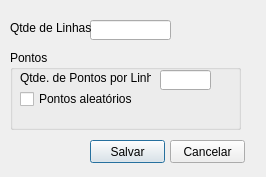
Before: the Qt Designer form forms/configurarGradeDePontos.ui in lucassimao/Simulacao-Estereologica, drawn with Qt 5.
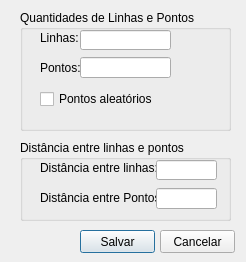
After: the same form once the commit is applied.

Commit message: A grade esta contida no plano de corte, portando ela foi movida para la

The edit to the form file:
```diff
--- a/forms/configurarGradeDePontos.ui
+++ b/forms/configurarGradeDePontos.ui
@@ -6,8 +6,8 @@
    <rect>
     <x>0</x>
     <y>0</y>
-    <width>266</width>
-    <height>177</height>
+    <width>246</width>
+    <height>262</height>
    </rect>
   </property>
   <property name="windowTitle">
@@ -19,8 +19,8 @@
   <widget class="QPushButton" name="btnSalvar">
    <property name="geometry">
     <rect>
-     <x>90</x>
-     <y>140</y>
+     <x>80</x>
+     <y>230</y>
      <width>75</width>
      <height>23</height>
     </rect>
@@ -32,8 +32,8 @@
   <widget class="QPushButton" name="btnCancelar">
    <property name="geometry">
     <rect>
-     <x>170</x>
-     <y>140</y>
+     <x>160</x>
+     <y>230</y>
      <width>75</width>
      <height>23</height>
     </rect>
@@ -42,69 +42,46 @@
     <string>Cancelar</string>
    </property>
   </widget>
-  <widget class="QLineEdit" name="textQtdeLinhas">
-   <property name="geometry">
-    <rect>
-     <x>90</x>
-     <y>20</y>
-     <width>81</width>
-     <height>20</height>
-    </rect>
-   </property>
-  </widget>
-  <widget class="QLabel" name="label">
-   <property name="geometry">
-    <rect>
-     <x>10</x>
-     <y>20</y>
-     <width>81</width>
-     <height>16</height>
-    </rect>
-   </property>
-   <property name="text">
-    <string>Qtde de Linhas:</string>
-   </property>
-  </widget>
   <widget class="QGroupBox" name="groupBox">
    <property name="geometry">
     <rect>
-     <x>10</x>
-     <y>50</y>
-     <width>231</width>
-     <height>80</height>
+     <x>20</x>
+     <y>10</y>
+     <width>211</width>
+     <height>121</height>
     </rect>
    </property>
    <property name="title">
-    <string>Pontos</string>
+    <string>Quantidades de Linhas e Pontos</string>
    </property>
    <widget class="QLabel" name="label_2">
     <property name="geometry">
      <rect>
-      <x>10</x>
-      <y>20</y>
-      <width>131</width>
-      <height>16</height>
-     </rect>
-    </property>
-    <property name="text">
-     <string>Qtde. de Pontos por Linha:</string>
-    </property>
-   </widget>
-   <widget class="QLineEdit" name="textQtdePontosLinha">
-    <property name="geometry">
-     <rect>
-      <x>150</x>
-      <y>20</y>
+      <x>20</x>
+      <y>50</y>
       <width>51</width>
-      <height>20</height>
+      <height>16</height>
+     </rect>
+    </property>
+    <property name="text">
+     <string>Pontos:</string>
+    </property>
+   </widget>
+   <widget class="QLineEdit" name="textQtdePontosLinha">
+    <property name="geometry">
+     <rect>
+      <x>60</x>
+      <y>47</y>
+      <width>91</width>
+      <height>21</height>
      </rect>
     </property>
    </widget>
    <widget class="QCheckBox" name="checkBoxUsarPontosAleatorios">
     <property name="geometry">
      <rect>
-      <x>10</x>
-      <y>40</y>
+      <x>20</x>
+      <y>80</y>
       <width>151</width>
       <height>18</height>
      </rect>
@@ -113,6 +90,88 @@
      <string>Pontos aleatórios</string>
     </property>
    </widget>
+   <widget class="QLabel" name="label">
+    <property name="geometry">
+     <rect>
+      <x>20</x>
+      <y>20</y>
+      <width>41</width>
+      <height>16</height>
+     </rect>
+    </property>
+    <property name="text">
+     <string>Linhas:</string>
+    </property>
+   </widget>
+   <widget class="QLineEdit" name="textQtdeLinhas">
+    <property name="geometry">
+     <rect>
+      <x>60</x>
+      <y>20</y>
+      <width>91</width>
+      <height>20</height>
+     </rect>
+    </property>
+   </widget>
+  </widget>
+  <widget class="QGroupBox" name="groupBox_2">
+   <property name="geometry">
+    <rect>
+     <x>20</x>
+     <y>140</y>
+     <width>211</width>
+     <height>81</height>
+    </rect>
+   </property>
+   <property name="title">
+    <string>Distância entre linhas e pontos</string>
+   </property>
+   <widget class="QLabel" name="label_3">
+    <property name="geometry">
+     <rect>
+      <x>20</x>
+      <y>50</y>
+      <width>121</width>
+      <height>16</height>
+     </rect>
+    </property>
+    <property name="text">
+     <string>Distância entre Pontos:</string>
+    </property>
+   </widget>
+   <widget class="QLineEdit" name="textDistanciaEntrePontos">
+    <property name="geometry">
+     <rect>
+      <x>136</x>
+      <y>48</y>
+      <width>61</width>
+      <height>21</height>
+     </rect>
+    </property>
+   </widget>
+   <widget class="QLabel" name="label_4">
+    <property name="geometry">
+     <rect>
+      <x>20</x>
+      <y>20</y>
+      <width>121</width>
+      <height>16</height>
+     </rect>
+    </property>
+    <property name="text">
+     <string>Distância entre linhas:</string>
+    </property>
+   </widget>
+   <widget class="QLineEdit" name="textDistanciaEntreLinhas">
+    <property name="geometry">
+     <rect>
+      <x>136</x>
+      <y>20</y>
+      <width>61</width>
+      <height>20</height>
+     </rect>
+    </property>
+   </widget>
   </widget>
  </widget>
  <resources/>
```
Left out of the diff: 10 changed lines with no effect on the pictures. The commit also changes 12 other files.
